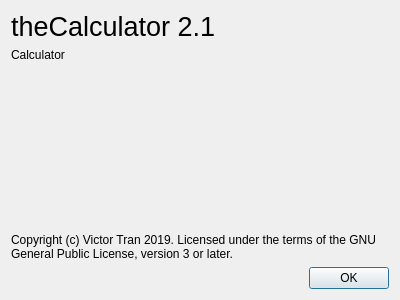
Before: the Qt Designer form aboutwindow.ui in theCheeseboard/thecalculator, drawn with Qt 5.
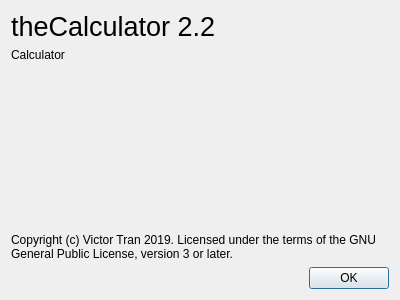
After: the same form once the commit is applied. Icons and pictures are not drawn.

```diff
--- a/aboutwindow.ui
+++ b/aboutwindow.ui
@@ -22,7 +22,7 @@
       </font>
      </property>
      <property name="text">
-      <string>theCalculator 2.1</string>
+      <string>theCalculator 2.2</string>
      </property>
     </widget>
    </item>
```
